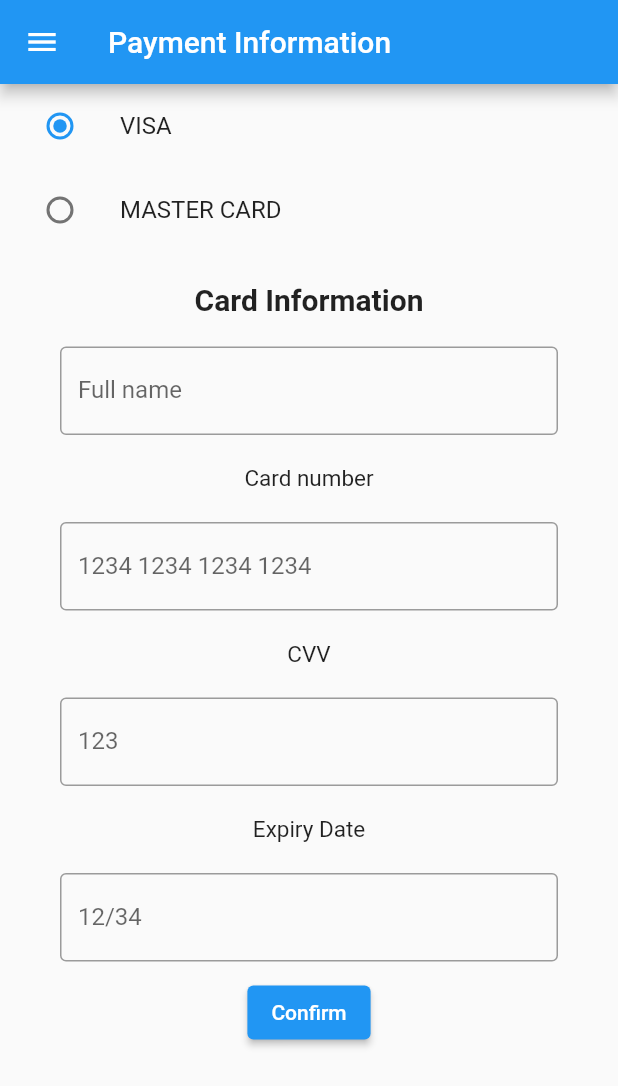
After one commit to slaeuffer/picknseat, a Flutter app: the MyPaymentPage screen opened directly, after a tap on "Confirm", on a phone screen of 412 x 824 dp. The commit adds this screen. Shown: the top 1086 px of the screen. Run offline on Flutter 3.47's test engine with Material 2 defaults, Android fonts, the phone set to English and light mode, and no system bars.

Commit message:
Payment Page creation

```diff
--- a/lib/main.dart
+++ b/lib/main.dart
@@ -1,5 +1,6 @@
 import 'package:flutter/material.dart';
 import 'ordermenu.dart';
+import 'payment_page.dart';
 
 void main() {
   runApp(MyApp());
--- /dev/null
+++ b/lib/payment_page.dart
@@ -0,0 +1,135 @@
+import 'package:flutter/material.dart';
+
+
+
+class MyPaymentPage extends StatefulWidget {
+  const MyPaymentPage({Key key}) : super(key: key);
+
+  @override
+  State<MyPaymentPage> createState() => _MyPaymentPageState();
+}
+
+class _MyPaymentPageState extends State<MyPaymentPage> {
+  TextEditingController userController = TextEditingController();
+  TextEditingController cartnumberController = TextEditingController();
+  TextEditingController CVVController = TextEditingController();
+  TextEditingController ExpiryDateController = TextEditingController();
+  int _value=1;
+
+  @override
+  Widget build(BuildContext context) {
+    return Scaffold(
+      appBar: AppBar(
+          leading: Icon(Icons.menu),
+          title: Text('Payment Information'),
+      ),
+      body: Column(
+        children: [
+          Column(
+              children: [
+                ListTile(
+                  title: Text('VISA'),
+                  leading: Radio(
+                    value: 1,
+                    groupValue:_value ,
+                    onChanged: (int value) {
+                      setState(() {
+                        _value = value;
+                      });
+                    },
+
+                  ),
+                ),
+                ListTile(
+                  title: Text('MASTER CARD'),
+                  leading: Radio(
+                    value: 2,
+                    groupValue:_value ,
+                    onChanged: (int value) {
+                      setState(() {
+                        _value = value;
+                      });
+                    },
+
+                  ),
+                )
+
+              ]
+          ),
+          Padding(
+            padding: EdgeInsets.only(left: 40, right: 40, top: 20),
+            child: Text('Card Information', style: TextStyle( fontSize: 20, fontWeight: FontWeight.bold),),
+
+          ),
+          Padding(
+            padding: EdgeInsets.only(left: 40, right: 40, top: 20),
+            child: TextFormField(
+              controller: userController,
+              decoration: InputDecoration(
+                labelText: 'Full name',
+                border: OutlineInputBorder(),
+              ),
+            ),
+          ),
+          Padding(
+            padding: EdgeInsets.only(left: 40, right: 40, top: 20),
+            child: Text('Card number', style: TextStyle( fontSize: 15,),),
+          ),
+          Padding(
+            padding: EdgeInsets.only(left: 40, right: 40, top: 20),
+            child: TextFormField(
+              controller: cartnumberController,
+              obscureText: true,
+              decoration: InputDecoration(
+                labelText: '1234 1234 1234 1234',
+                border: OutlineInputBorder(),
+              ),
+            ),
+          ),
+          Padding(
+            padding: EdgeInsets.only(left: 40, right: 40, top: 20),
+            child: Text('CVV', style: TextStyle( fontSize: 15,),),
+          ),
+          Padding(
+            padding: EdgeInsets.only(left: 40, right: 40, top: 20),
+            child: TextFormField(
+              controller: CVVController,
+              obscureText: true,
+              decoration: InputDecoration(
+                labelText: '123',
+                border: OutlineInputBorder(),
+              ),
+            ),
+          ),
+          Padding(
+            padding: EdgeInsets.only(left: 40, right: 40, top: 20),
+            child: Text('Expiry Date', style: TextStyle( fontSize: 15,),),
+          ),
+          Padding(
+            padding: EdgeInsets.only(left: 40, right: 40, top: 20),
+            child: TextFormField(
+              controller: ExpiryDateController,
+              obscureText: true,
+              decoration: InputDecoration(
+                labelText: '12/34 ',
+                border: OutlineInputBorder(),
+              ),
+            ),
+          ),
+          Padding(
+              padding: EdgeInsets.only(left: 50, right: 50, top: 10),
+              child: ElevatedButton(
+                child: Text("Confirm"),
+                onPressed: () {
+                  Navigator.pushReplacement(
+                      context, MaterialPageRoute<void>(
+                      builder: (BuildContext context) =>
+                          MyPaymentPage()));
+                },
+              )
+          ),
+        ],
+      ),
+    );
+  }
+}
```
